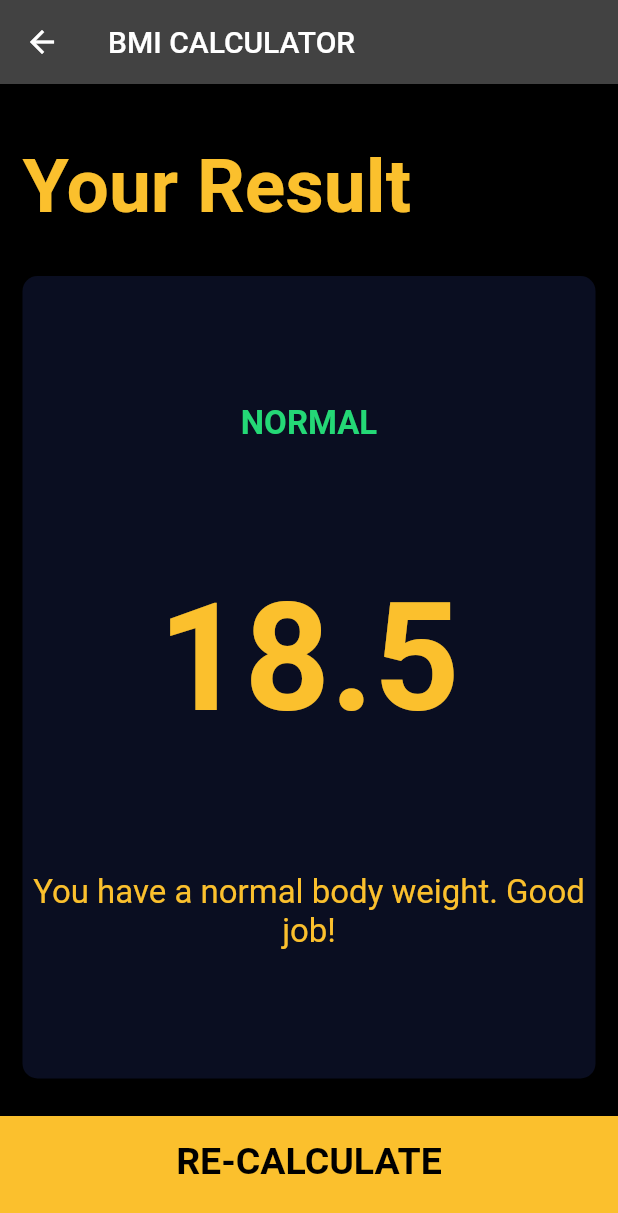
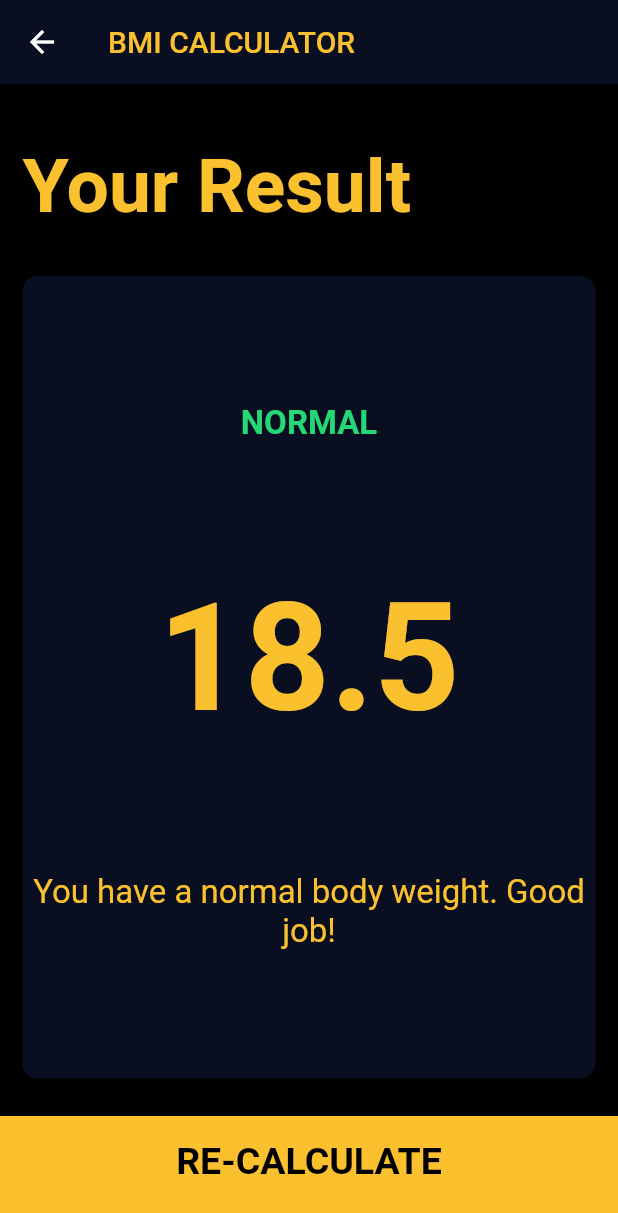
Before and after one commit to JasonLim1009/bmi_calculator_flutter, a Flutter app: the screen it shows after launch, after a tap on "CALCULATE", on a phone screen of 412 x 824 dp. Shown: the top 1213 px of the screen. Run offline on Flutter 3.47's test engine with Material 2 defaults, Android fonts, the phone set to English and light mode, and no system bars; our stand-ins replace font_awesome_flutter.

Commit message:
Update results_page.dart

```diff
--- a/lib/screens/results_page.dart
+++ b/lib/screens/results_page.dart
@@ -17,7 +17,10 @@ class ResultsPage extends StatelessWidget {
   Widget build(BuildContext context) {
     return Scaffold(
       appBar: AppBar(
-        title: Text('BMI CALCULATOR'),
+        title: Text('BMI CALCULATOR',
+        style: kHeadTextStyle,
+        ),
+        backgroundColor: Color(0xFF0A0E21),
       ),
       body: Column(
         mainAxisAlignment: MainAxisAlignment.spaceEvenly,
```
